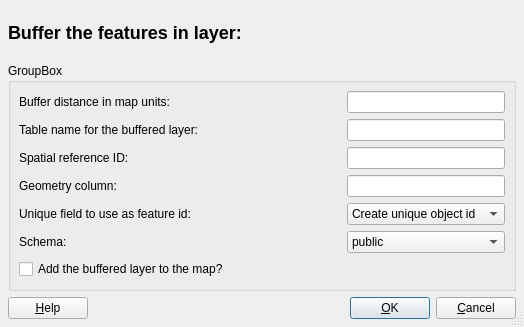
Above: branches/Qt4-Ui-Conversion/plugins/geoprocessing/qgsdlgpgbufferbase.ui from stopa85/Quantum-GIS before the change. Below: the same form after it.
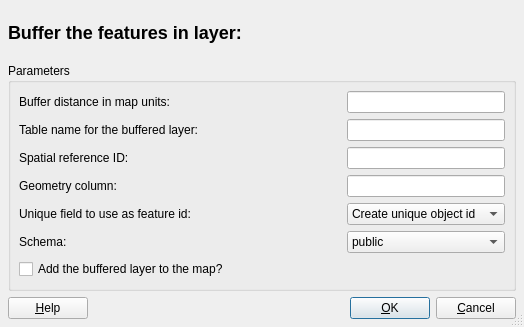
That is the form after the change.

Commit message: UI fixes for geoprocessing plugin

What changed in the file:
```diff
--- a/branches/Qt4-Ui-Conversion/plugins/geoprocessing/qgsdlgpgbufferbase.ui
+++ b/branches/Qt4-Ui-Conversion/plugins/geoprocessing/qgsdlgpgbufferbase.ui
@@ -28,7 +28,7 @@
    <item row="1" column="0" >
     <widget class="QGroupBox" name="groupBox" >
      <property name="title" >
-      <string>GroupBox</string>
+      <string>Parameters</string>
      </property>
      <layout class="QGridLayout" >
       <property name="margin" >
```
Left out of the diff: 35 changed lines with no effect on the pictures. The commit also changes 3 other files.
